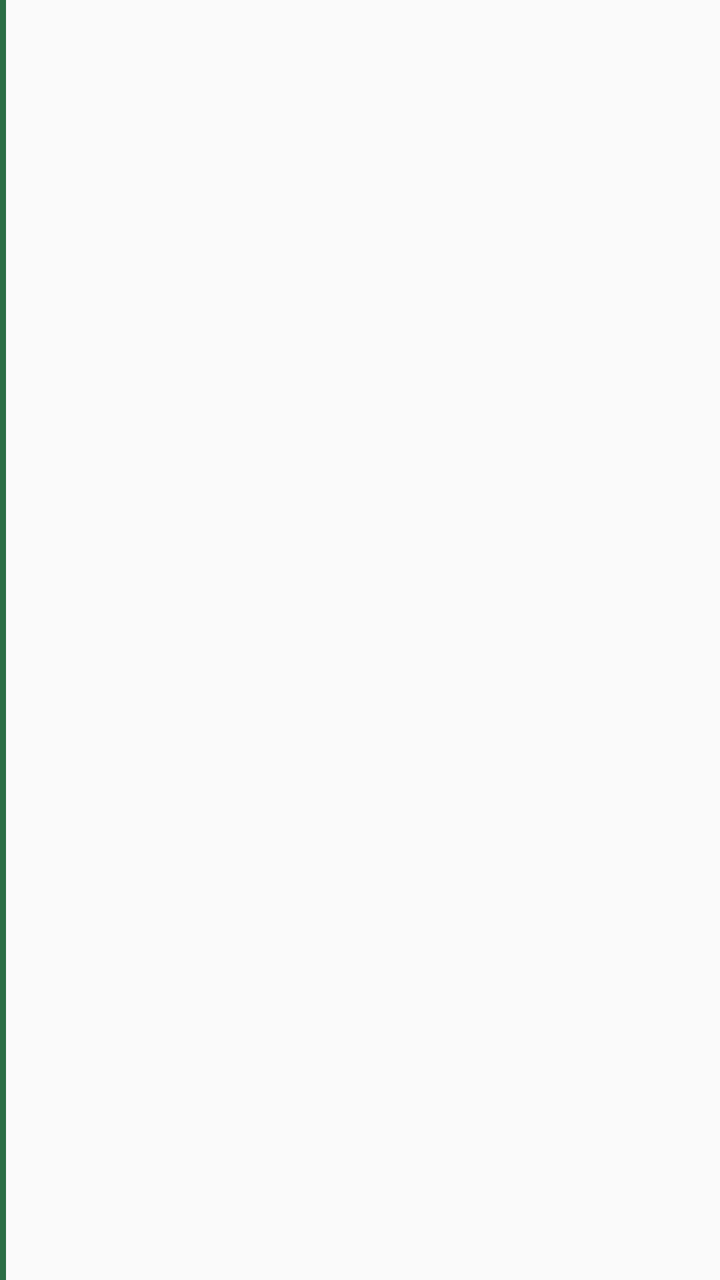
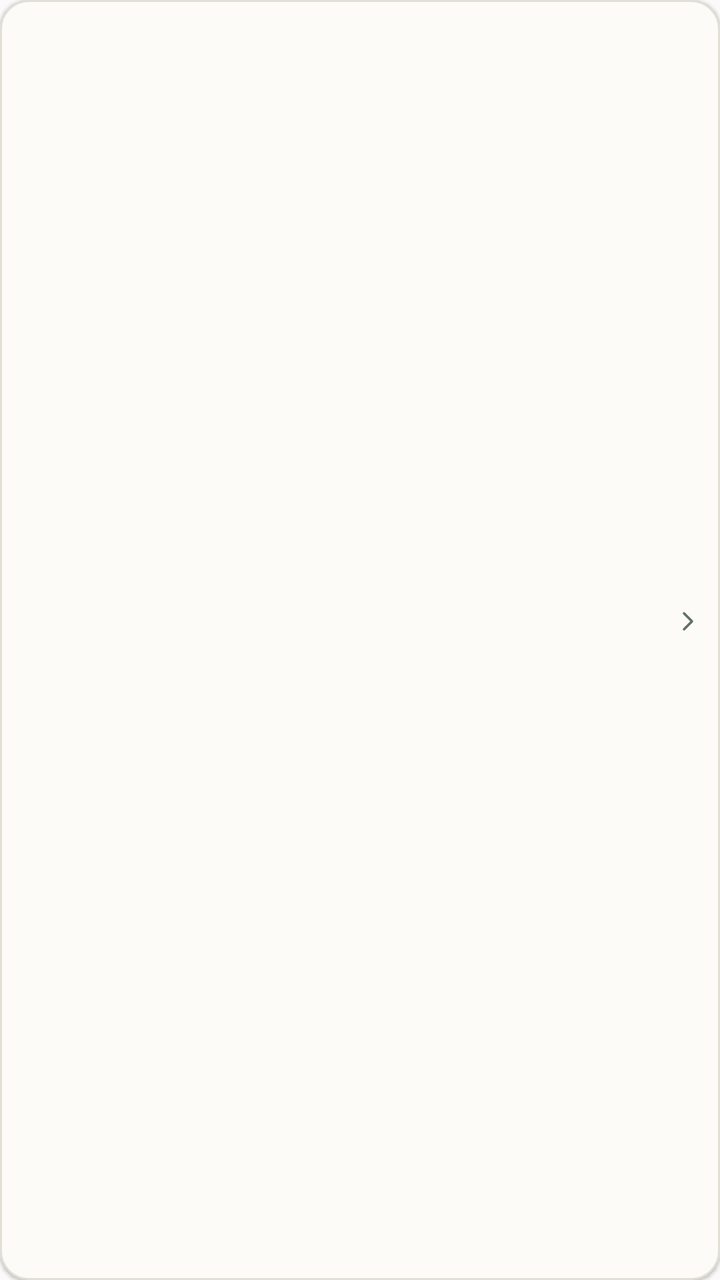

An Android layout rendered at two revisions. The XML below is the earlier revision; the diff shows what the commit changed to produce the second picture.
<!-- AndroidManifest.xml: application theme Theme.TreeLearn -->
<!-- res/layout/item_library_topic.xml -->
<?xml version="1.0" encoding="utf-8"?>
<LinearLayout xmlns:android="http://schemas.android.com/apk/res/android"
    android:id="@+id/library_topic" android:layout_width="match_parent"
    android:layout_height="wrap_content" android:background="?android:attr/selectableItemBackground"
    android:clickable="true" android:focusable="true" android:gravity="center_vertical"
    android:minHeight="@dimen/touch_min" android:orientation="horizontal">

    <View android:id="@+id/library_topic_accent" android:layout_width="3dp"
        android:layout_height="match_parent"
        android:background="@color/tl_green" android:importantForAccessibility="no" />

    <LinearLayout android:layout_width="0dp" android:layout_height="wrap_content"
        android:layout_weight="1" android:orientation="vertical"
        android:paddingStart="@dimen/space_s4" android:paddingTop="@dimen/space_s2"
        android:paddingEnd="@dimen/space_s2" android:paddingBottom="@dimen/space_s2">

        <TextView android:id="@+id/library_topic_title" android:layout_width="match_parent"
            android:layout_height="wrap_content" android:ellipsize="end" android:maxLines="1"
            android:textColor="@color/tl_ink" android:textSize="@dimen/text_h2" />

        
        <TextView android:id="@+id/library_topic_summary" android:layout_width="match_parent"
            android:layout_height="wrap_content" android:layout_marginTop="@dimen/space_s1"
            android:ellipsize="end" android:maxLines="2" android:textColor="@color/tl_ink2"
            android:textSize="@dimen/text_sm" android:visibility="gone" />

        <TextView android:id="@+id/library_topic_meta" android:layout_width="match_parent"
            android:layout_height="wrap_content" android:layout_marginTop="@dimen/space_s1"
            android:ellipsize="end" android:maxLines="1" android:textColor="@color/tl_ink3"
            android:textSize="@dimen/text_cap" />
    </LinearLayout>

    <View android:id="@+id/library_topic_unread" android:layout_width="8dp"
        android:layout_height="8dp" android:layout_marginEnd="@dimen/space_s4"
        android:background="@drawable/bg_pill" android:backgroundTint="@color/tl_green"
        android:importantForAccessibility="no" android:visibility="gone" />
</LinearLayout>
<!-- resources referenced by this layout -->
<resources>
  <color name="tl_green">#2B6E45</color>
  <color name="tl_ink">#16241C</color>
  <color name="tl_ink2">#435449</color>
  <color name="tl_ink3">#627067</color>
  <dimen name="space_s1">4dp</dimen>
  <dimen name="space_s2">8dp</dimen>
  <dimen name="space_s4">16dp</dimen>
  <dimen name="text_cap">11sp</dimen>
  <dimen name="text_h2">16sp</dimen>
  <dimen name="text_sm">13sp</dimen>
  <dimen name="touch_min">44dp</dimen>
  <!-- drawable bg_pill (drawable) -->
  <?xml version="1.0" encoding="utf-8"?>
  <shape xmlns:android="http://schemas.android.com/apk/res/android" android:shape="rectangle">
      <solid android:color="@color/tl_surface" />
      <corners android:radius="@dimen/radius_full" />
  </shape>
  <style name="Theme.TreeLearn" parent="@android:style/Theme.Material.Light.NoActionBar">
          
          <item name="android:fontFamily">sans-serif</item>
          <item name="android:colorPrimary">@color/tl_green</item>
          <item name="android:colorPrimaryDark">@color/tl_green_deep</item>
          <item name="android:colorAccent">@color/tl_green</item>
          <item name="android:windowBackground">@color/tl_bg</item>
          <item name="android:textColorPrimary">@color/tl_ink</item>
          <item name="android:textColorSecondary">@color/tl_ink2</item>
          <item name="android:textColorHint">@color/tl_ink3</item>
          <item name="android:statusBarColor">@color/tl_bg</item>
          <item name="android:windowLightStatusBar">true</item>
          
      </style>
  <color name="tl_surface">#FCFBF8</color>
  <dimen name="radius_full">99dp</dimen>
  <color name="tl_green_deep">#164027</color>
  <color name="tl_bg">#F4F1EB</color>
</resources>

<!-- the commit's change to res/layout/item_library_topic.xml (unified diff, before → after) -->
@@ -1,22 +1,41 @@
 <?xml version="1.0" encoding="utf-8"?>
 <LinearLayout xmlns:android="http://schemas.android.com/apk/res/android"
     android:id="@+id/library_topic" android:layout_width="match_parent"
-    android:layout_height="wrap_content" android:background="?android:attr/selectableItemBackground"
-    android:clickable="true" android:focusable="true" android:gravity="center_vertical"
-    android:minHeight="@dimen/touch_min" android:orientation="horizontal">
+    android:layout_height="wrap_content" android:layout_marginStart="@dimen/page_gutter"
+    android:layout_marginTop="@dimen/space_s3" android:layout_marginEnd="@dimen/page_gutter"
+    android:background="@drawable/bg_library_card" android:clickable="true"
+    android:elevation="@dimen/card_elevation" android:focusable="true"
+    android:gravity="center_vertical" android:minHeight="@dimen/touch_min"
+    android:orientation="horizontal">
 
     <View android:id="@+id/library_topic_accent" android:layout_width="3dp"
         android:layout_height="match_parent"
-        android:background="@color/tl_green" android:importantForAccessibility="no" />
+        android:alpha="0" android:background="@color/tl_green"
+        android:importantForAccessibility="no" />
 
     <LinearLayout android:layout_width="0dp" android:layout_height="wrap_content"
         android:layout_weight="1" android:orientation="vertical"
         android:paddingStart="@dimen/space_s4" android:paddingTop="@dimen/space_s2"
         android:paddingEnd="@dimen/space_s2" android:paddingBottom="@dimen/space_s2">
 
-        <TextView android:id="@+id/library_topic_title" android:layout_width="match_parent"
-            android:layout_height="wrap_content" android:ellipsize="end" android:maxLines="1"
-            android:textColor="@color/tl_ink" android:textSize="@dimen/text_h2" />
+        <LinearLayout android:layout_width="match_parent" android:layout_height="wrap_content"
+            android:gravity="center_vertical" android:orientation="horizontal">
+
+            <TextView android:id="@+id/library_topic_title" android:layout_width="0dp"
+                android:layout_height="wrap_content" android:layout_weight="1"
+                android:ellipsize="end" android:fontFamily="serif" android:maxLines="2"
+                android:textColor="@color/tl_ink" android:textSize="@dimen/text_h2"
+                android:textStyle="bold" />
+
+            <View android:id="@+id/library_topic_unread" android:layout_width="8dp"
+                android:layout_height="8dp" android:layout_marginStart="@dimen/space_s2"
+                android:background="@drawable/bg_unread_dot" android:importantForAccessibility="no"
+                android:visibility="gone" />
+
+            <ImageView android:layout_width="@dimen/space_s4" android:layout_height="@dimen/space_s4"
+                android:layout_marginStart="@dimen/space_s2" android:contentDescription="@null"
+                android:src="@drawable/ic_chevron_right" android:tint="@color/tl_ink3" />
+        </LinearLayout>
 
         
         <TextView android:id="@+id/library_topic_summary" android:layout_width="match_parent"
@@ -30,8 +49,4 @@
             android:textSize="@dimen/text_cap" />
     </LinearLayout>
 
-    <View android:id="@+id/library_topic_unread" android:layout_width="8dp"
-        android:layout_height="8dp" android:layout_marginEnd="@dimen/space_s4"
-        android:background="@drawable/bg_pill" android:backgroundTint="@color/tl_green"
-        android:importantForAccessibility="no" android:visibility="gone" />
 </LinearLayout>
<!-- resource entries referenced after the edit -->
@@ -4,19 +4,42 @@
   <color name="tl_ink">#16241C</color>
   <color name="tl_ink2">#435449</color>
   <color name="tl_ink3">#627067</color>
+  <dimen name="card_elevation">1dp</dimen>
+  <dimen name="page_gutter">20dp</dimen>
   <dimen name="space_s1">4dp</dimen>
   <dimen name="space_s2">8dp</dimen>
+  <dimen name="space_s3">12dp</dimen>
   <dimen name="space_s4">16dp</dimen>
   <dimen name="text_cap">11sp</dimen>
   <dimen name="text_h2">16sp</dimen>
   <dimen name="text_sm">13sp</dimen>
   <dimen name="touch_min">44dp</dimen>
-  <!-- drawable bg_pill (drawable) -->
+  <!-- drawable bg_library_card (drawable) -->
   <?xml version="1.0" encoding="utf-8"?>
   <shape xmlns:android="http://schemas.android.com/apk/res/android" android:shape="rectangle">
       <solid android:color="@color/tl_surface" />
-      <corners android:radius="@dimen/radius_full" />
+      <stroke android:width="@dimen/hairline" android:color="@color/tl_line" />
+      <corners android:radius="@dimen/radius_md" />
   </shape>
+  <!-- drawable bg_unread_dot (drawable) -->
+  <?xml version="1.0" encoding="utf-8"?>
+  <shape xmlns:android="http://schemas.android.com/apk/res/android" android:shape="oval">
+      <solid android:color="@color/tl_blue" />
+  </shape>
+  <!-- drawable ic_chevron_right (drawable) -->
+  <?xml version="1.0" encoding="utf-8"?>
+  <vector xmlns:android="http://schemas.android.com/apk/res/android"
+      android:width="24dp"
+      android:height="24dp"
+      android:viewportWidth="24"
+      android:viewportHeight="24">
+      <path
+          android:pathData="M9 6l6 6-6 6"
+          android:strokeColor="#FF212121"
+          android:strokeWidth="1.8"
+          android:strokeLineCap="round"
+          android:strokeLineJoin="round" />
+  </vector>
   <style name="Theme.TreeLearn" parent="@android:style/Theme.Material.Light.NoActionBar">
           
           <item name="android:fontFamily">sans-serif</item>
@@ -32,7 +55,10 @@
           
       </style>
   <color name="tl_surface">#FCFBF8</color>
-  <dimen name="radius_full">99dp</dimen>
+  <dimen name="hairline">1dp</dimen>
+  <color name="tl_line">#E2DFD6</color>
+  <dimen name="radius_md">14dp</dimen>
+  <color name="tl_blue">#2563EB</color>
   <color name="tl_green_deep">#164027</color>
   <color name="tl_bg">#F4F1EB</color>
 </resources>
